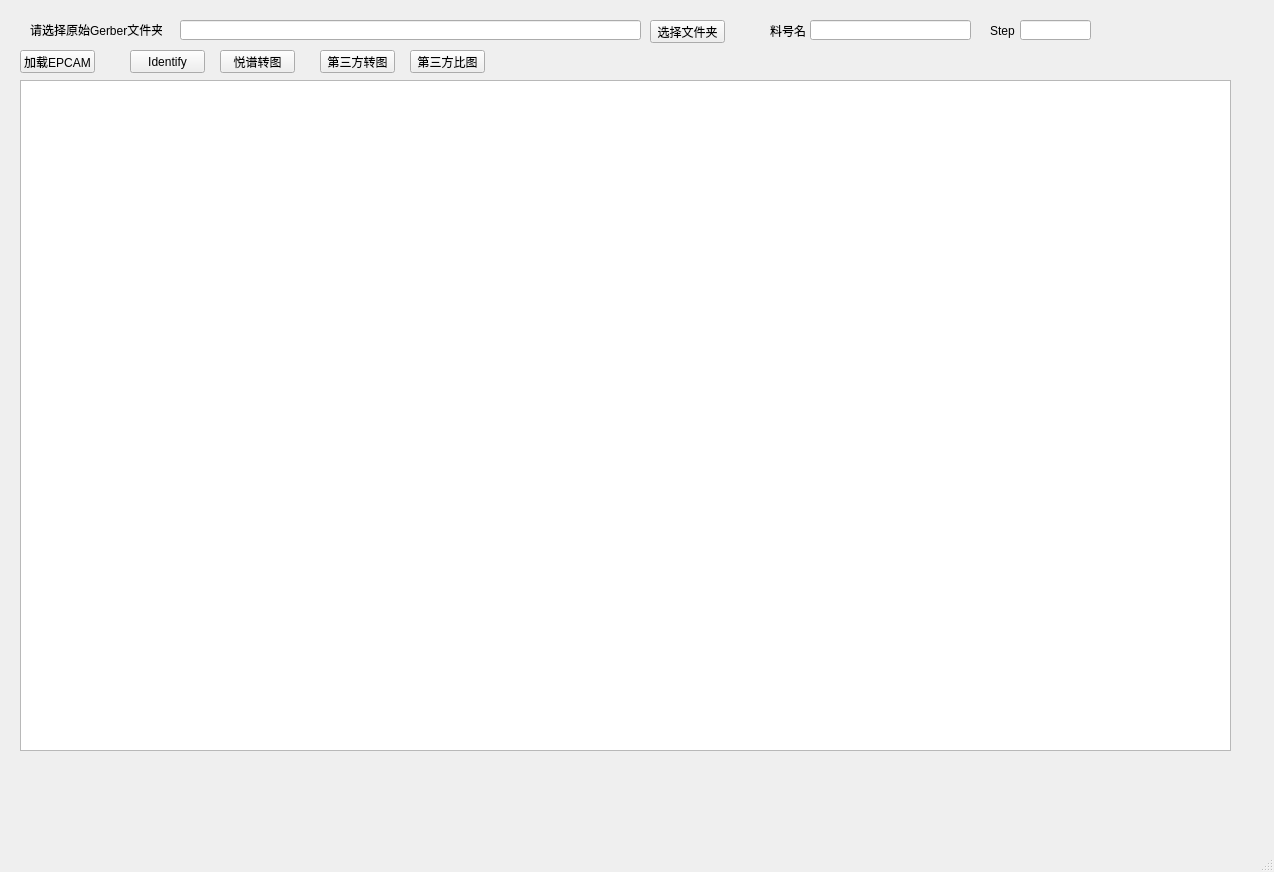
Above: ui/ussd.ui from naivete13sky/epvs before the change. Below: the same form after it.
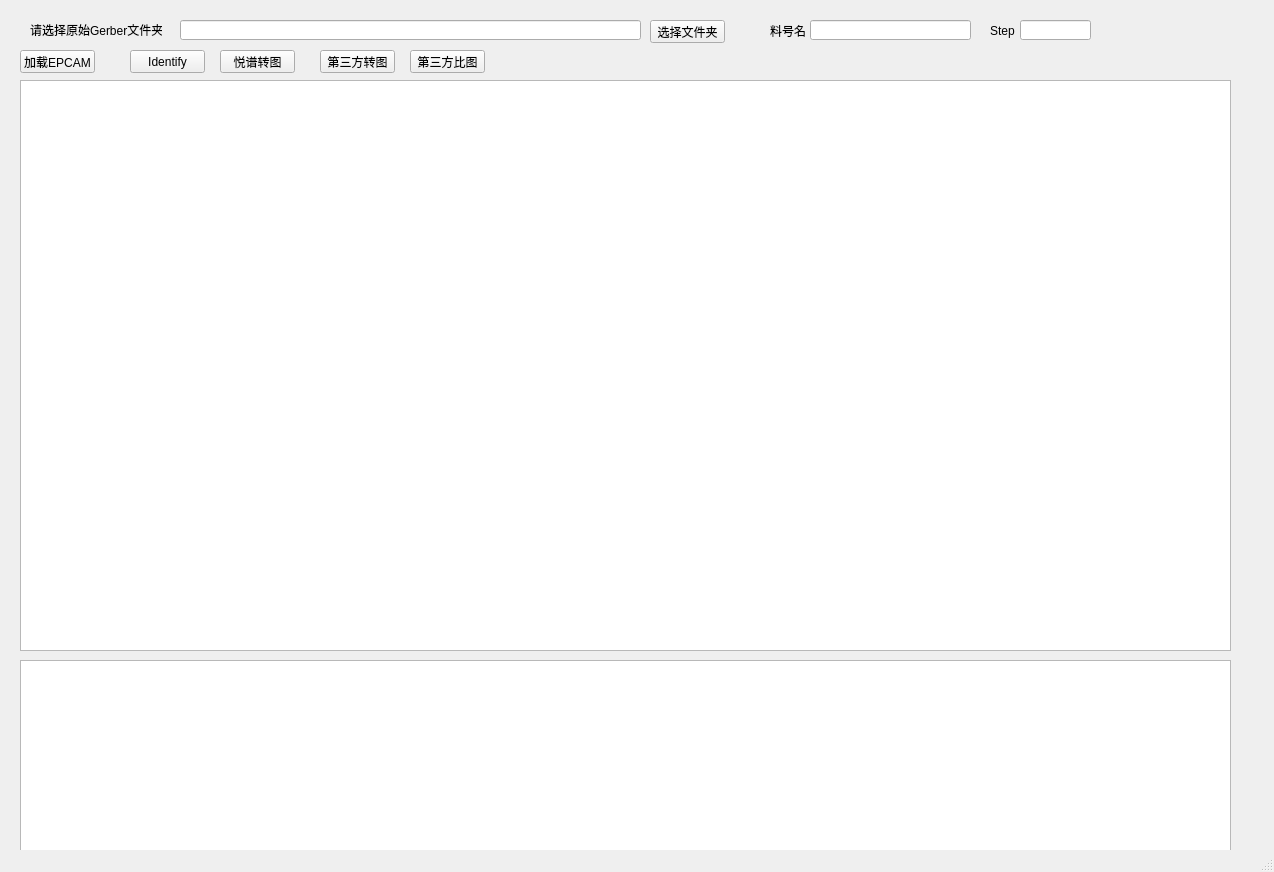
That is the form after the change.

What changed in the file:
```diff
--- a/ui/ussd.ui
+++ b/ui/ussd.ui
@@ -56,7 +56,7 @@
       <x>20</x>
       <y>80</y>
       <width>1211</width>
-      <height>671</height>
+      <height>571</height>
      </rect>
     </property>
    </widget>
@@ -171,6 +171,16 @@
      </rect>
     </property>
    </widget>
+   <widget class="QTextBrowser" name="textBrowserLog">
+    <property name="geometry">
+     <rect>
+      <x>20</x>
+      <y>660</y>
+      <width>1211</width>
+      <height>192</height>
+     </rect>
+    </property>
+   </widget>
   </widget>
   <widget class="QMenuBar" name="menubar">
    <property name="geometry">
```
